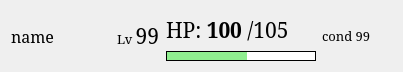
First picture: the form in ship_status.ui, repository papamitra/kcviewer_py3, before the edit.
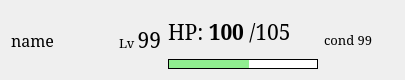
Second picture: the form after the edit.

What changed in the file:
```diff
--- a/ship_status.ui
+++ b/ship_status.ui
@@ -6,16 +6,28 @@
    <rect>
     <x>0</x>
     <y>0</y>
-    <width>357</width>
-    <height>72</height>
+    <width>405</width>
+    <height>80</height>
    </rect>
   </property>
   <property name="sizePolicy">
-   <sizepolicy hsizetype="Preferred" vsizetype="MinimumExpanding">
+   <sizepolicy hsizetype="Preferred" vsizetype="Fixed">
     <horstretch>0</horstretch>
     <verstretch>0</verstretch>
    </sizepolicy>
   </property>
+  <property name="minimumSize">
+   <size>
+    <width>0</width>
+    <height>80</height>
+   </size>
+  </property>
+  <property name="maximumSize">
+   <size>
+    <width>16777215</width>
+    <height>80</height>
+   </size>
+  </property>
   <property name="font">
    <font>
     <family>Serif</family>
@@ -82,7 +94,7 @@
      <item>
       <widget class="QLabel" name="ship_hp">
        <property name="sizePolicy">
-        <sizepolicy hsizetype="MinimumExpanding" vsizetype="Preferred">
+        <sizepolicy hsizetype="MinimumExpanding" vsizetype="MinimumExpanding">
          <horstretch>0</horstretch>
          <verstretch>0</verstretch>
         </sizepolicy>
@@ -97,7 +109,7 @@
         <string>&lt;html&gt;&lt;head/&gt;&lt;body&gt;&lt;p&gt;&lt;span style=&quot; font-size:16pt;&quot;&gt;HP: &lt;/span&gt;&lt;span style=&quot; font-size:16pt; font-weight:600;&quot;&gt;100&lt;/span&gt;&lt;span style=&quot; font-size:16pt;&quot;&gt; /105&lt;/span&gt;&lt;/p&gt;&lt;/body&gt;&lt;/html&gt;</string>
        </property>
        <property name="alignment">
-        <set>Qt::AlignBottom|Qt::AlignLeading|Qt::AlignLeft</set>
+        <set>Qt::AlignLeading|Qt::AlignLeft|Qt::AlignVCenter</set>
        </property>
       </widget>
      </item>
```
